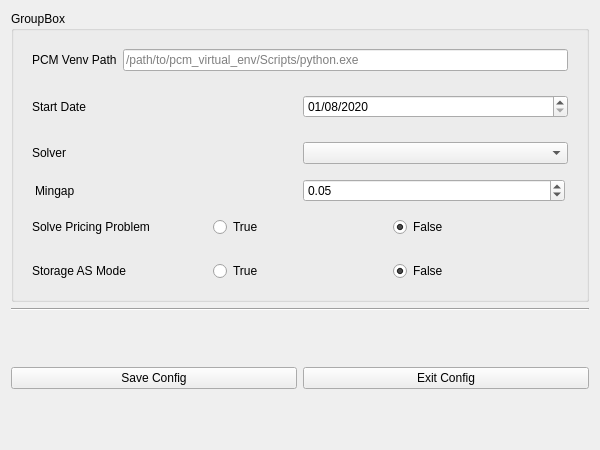
The window that progress/ui/forms/simulation/pcm_config.ui (sandialabs/snl-progress) describes before a commit, drawn with Qt 5.
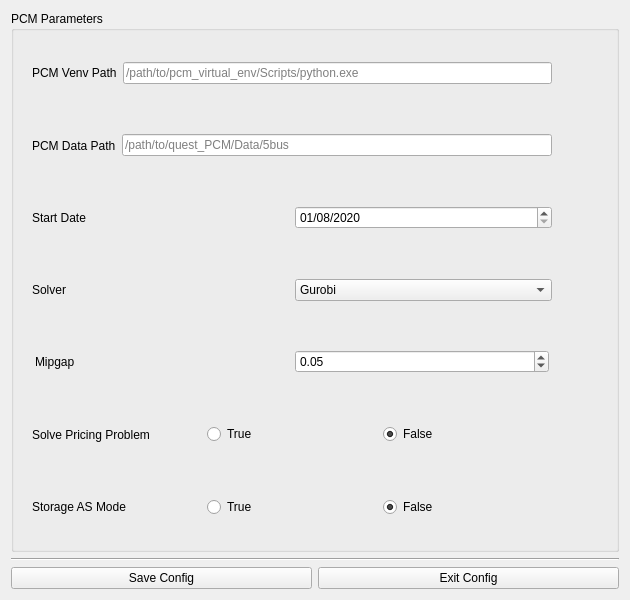
The same window after the commit. Icons and pictures are not drawn.

Commit message: feat: add PCM config dialog, light/dark mode, data dir selector, and fix PCM data path mismatch

```diff
--- a/progress/ui/forms/simulation/pcm_config.ui
+++ b/progress/ui/forms/simulation/pcm_config.ui
@@ -6,20 +6,20 @@
    <rect>
     <x>0</x>
     <y>0</y>
-    <width>600</width>
-    <height>450</height>
+    <width>630</width>
+    <height>600</height>
    </rect>
   </property>
   <property name="minimumSize">
    <size>
-    <width>600</width>
-    <height>450</height>
+    <width>630</width>
+    <height>600</height>
    </size>
   </property>
   <property name="maximumSize">
    <size>
-    <width>10000</width>
-    <height>10000</height>
+    <width>630</width>
+    <height>636</height>
    </size>
   </property>
   <property name="windowTitle">
@@ -29,7 +29,7 @@
    <item>
     <widget class="QGroupBox" name="groupBox">
      <property name="title">
-      <string>GroupBox</string>
+      <string>PCM Parameters</string>
      </property>
      <layout class="QVBoxLayout" name="verticalLayout_2">
       <item>
@@ -41,6 +41,12 @@
          <enum>QFrame::Plain</enum>
         </property>
         <layout class="QHBoxLayout" name="horizontalLayout_14">
+         <property name="topMargin">
+          <number>0</number>
+         </property>
+         <property name="bottomMargin">
+          <number>0</number>
+         </property>
          <item>
           <widget class="QLabel" name="label_pcm_venv">
            <property name="text">
@@ -55,6 +61,96 @@
            </property>
           </widget>
          </item>
+         <item>
+          <widget class="QPushButton" name="btn_info_venv">
+           <property name="sizePolicy">
+            <sizepolicy hsizetype="Preferred" vsizetype="Preferred">
+             <horstretch>0</horstretch>
+             <verstretch>0</verstretch>
+            </sizepolicy>
+           </property>
+           <property name="maximumSize">
+            <size>
+             <width>40</width>
+             <height>16777215</height>
+            </size>
+           </property>
+           <property name="text">
+            <string/>
+           </property>
+           <property name="icon">
+            <iconset resource="../../../resources.qrc">
+             <normaloff>:/icons/Images/icons/about.png</normaloff>:/icons/Images/icons/about.png</iconset>
+           </property>
+           <property name="iconSize">
+            <size>
+             <width>40</width>
+             <height>40</height>
+            </size>
+           </property>
+           <property name="flat">
+            <bool>true</bool>
+           </property>
+          </widget>
+         </item>
+        </layout>
+       </widget>
+      </item>
+      <item>
+       <widget class="QFrame" name="frame_pcm_data_path">
+        <property name="frameShape">
+         <enum>QFrame::NoFrame</enum>
+        </property>
+        <property name="frameShadow">
+         <enum>QFrame::Plain</enum>
+        </property>
+        <layout class="QHBoxLayout" name="horizontalLayout_2">
+         <property name="topMargin">
+          <number>0</number>
+         </property>
+         <property name="bottomMargin">
+          <number>0</number>
+         </property>
+         <item>
+          <widget class="QLabel" name="label_pcm_data_path">
+           <property name="text">
+            <string>PCM Data Path</string>
+           </property>
+          </widget>
+         </item>
+         <item>
+          <widget class="QLineEdit" name="lineEdit_pcm_data_path">
+           <property name="placeholderText">
+            <string>/path/to/quest_PCM/Data/5bus</string>
+           </property>
+          </widget>
+         </item>
+         <item>
+          <widget class="QPushButton" name="btn_pcm_data_path">
+           <property name="maximumSize">
+            <size>
+             <width>40</width>
+             <height>16777215</height>
+            </size>
+           </property>
+           <property name="text">
+            <string/>
+           </property>
+           <property name="icon">
+            <iconset resource="../../../resources.qrc">
+             <normaloff>:/icons/Images/icons/about.png</normaloff>:/icons/Images/icons/about.png</iconset>
+           </property>
+           <property name="iconSize">
+            <size>
+             <width>40</width>
+             <height>40</height>
+            </size>
+           </property>
+           <property name="flat">
+            <bool>true</bool>
+           </property>
+          </widget>
+         </item>
         </layout>
        </widget>
       </item>
@@ -67,6 +163,12 @@
          <enum>QFrame::Plain</enum>
         </property>
         <layout class="QHBoxLayout" name="horizontalLayout_13">
+         <property name="topMargin">
+          <number>0</number>
+         </property>
+         <property name="bottomMargin">
+          <number>0</number>
+         </property>
          <item>
           <widget class="QLabel" name="label_start_date">
            <property name="text">
@@ -98,6 +200,38 @@
            </property>
           </widget>
          </item>
+         <item>
+          <widget class="QPushButton" name="btn_info_start_date">
+           <property name="sizePolicy">
+            <sizepolicy hsizetype="Preferred" vsizetype="Preferred">
+             <horstretch>0</horstretch>
+             <verstretch>0</verstretch>
+            </sizepolicy>
+           </property>
+           <property name="maximumSize">
+            <size>
+             <width>40</width>
+             <height>16777215</height>
+            </size>
+           </property>
+           <property name="text">
+            <string/>
+           </property>
+           <property name="icon">
+            <iconset resource="../../../resources.qrc">
+             <normaloff>:/icons/Images/icons/about.png</normaloff>:/icons/Images/icons/about.png</iconset>
+           </property>
+           <property name="iconSize">
+            <size>
+             <width>40</width>
+             <height>40</height>
+            </size>
+           </property>
+           <property name="flat">
+            <bool>true</bool>
+           </property>
+          </widget>
+         </item>
         </layout>
        </widget>
       </item>
@@ -110,6 +244,12 @@
          <enum>QFrame::Plain</enum>
         </property>
         <layout class="QHBoxLayout" name="horizontalLayout_12">
+         <property name="topMargin">
+          <number>0</number>
+         </property>
+         <property name="bottomMargin">
+          <number>0</number>
+         </property>
          <item>
           <widget class="QLabel" name="label_solver">
            <property name="text">
@@ -118,7 +258,60 @@
           </widget>
          </item>
          <item>
-          <widget class="QComboBox" name="comboBox_solver"/>
+          <widget class="QComboBox" name="comboBox_solver">
+           <item>
+            <property name="text">
+             <string>Gurobi</string>
+            </property>
+           </item>
+           <item>
+            <property name="text">
+             <string>Cplex</string>
+            </property>
+           </item>
+           <item>
+            <property name="text">
+             <string>Cbc</string>
+            </property>
+           </item>
+           <item>
+            <property name="text">
+             <string>HiGHs</string>
+            </property>
+           </item>
+          </widget>
+         </item>
+         <item>
+          <widget class="QPushButton" name="btn_info_solver">
+           <property name="sizePolicy">
+            <sizepolicy hsizetype="Minimum" vsizetype="Preferred">
+             <horstretch>0</horstretch>
+             <verstretch>0</verstretch>
+            </sizepolicy>
+           </property>
+           <property name="maximumSize">
+            <size>
+             <width>40</width>
+             <height>16777215</height>
+            </size>
+           </property>
+           <property name="text">
+            <string/>
+           </property>
+           <property name="icon">
+            <iconset resource="../../../resources.qrc">
+             <normaloff>:/icons/Images/icons/about.png</normaloff>:/icons/Images/icons/about.png</iconset>
+           </property>
+           <property name="iconSize">
+            <size>
+             <width>40</width>
+             <height>40</height>
+            </size>
+           </property>
+           <property name="flat">
+            <bool>true</bool>
+           </property>
+          </widget>
          </item>
         </layout>
        </widget>
@@ -147,7 +340,7 @@
          <item>
           <widget class="QLabel" name="label_mini_gap">
            <property name="text">
-            <string>Mingap</string>
+            <string>Mipgap</string>
            </property>
           </widget>
          </item>
@@ -158,6 +351,38 @@
            </property>
           </widget>
          </item>
+         <item>
+          <widget class="QPushButton" name="btn_info_mipgap">
+           <property name="sizePolicy">
+            <sizepolicy hsizetype="Fixed" vsizetype="Preferred">
+             <horstretch>0</horstretch>
+             <verstretch>0</verstretch>
+            </sizepolicy>
+           </property>
+           <property name="maximumSize">
+            <size>
+             <width>40</width>
+             <height>16777215</height>
+            </size>
+           </property>
+           <property name="text">
+            <string/>
+           </property>
+           <property name="icon">
+            <iconset resource="../../../resources.qrc">
+             <normaloff>:/icons/Images/icons/about.png</normaloff>:/icons/Images/icons/about.png</iconset>
+           </property>
+           <property name="iconSize">
+            <size>
+             <width>40</width>
+             <height>40</height>
+            </size>
+           </property>
+           <property name="flat">
+            <bool>true</bool>
+           </property>
+          </widget>
+         </item>
         </layout>
        </widget>
       </item>
@@ -170,6 +395,12 @@
          <enum>QFrame::Plain</enum>
         </property>
         <layout class="QHBoxLayout" name="horizontalLayout_9">
+         <property name="topMargin">
+          <number>0</number>
+         </property>
+         <property name="bottomMargin">
+          <number>0</number>
+         </property>
          <item>
           <widget class="QLabel" name="label_solve_pricing">
            <property name="text">
@@ -194,6 +425,38 @@
            </property>
           </widget>
          </item>
+         <item>
+          <widget class="QPushButton" name="btn_info_pricing">
+           <property name="sizePolicy">
+            <sizepolicy hsizetype="Minimum" vsizetype="Preferred">
+             <horstretch>0</horstretch>
+             <verstretch>0</verstretch>
+            </sizepolicy>
+           </property>
+           <property name="maximumSize">
+            <size>
+             <width>40</width>
+             <height>16777215</height>
+            </size>
+           </property>
+           <property name="text">
+            <string/>
+           </property>
+           <property name="icon">
+            <iconset resource="../../../resources.qrc">
+             <normaloff>:/icons/Images/icons/about.png</normaloff>:/icons/Images/icons/about.png</iconset>
+           </property>
+           <property name="iconSize">
+            <size>
+             <width>40</width>
+             <height>40</height>
+            </size>
+           </property>
+           <property name="flat">
+            <bool>true</bool>
+           </property>
+          </widget>
+         </item>
         </layout>
        </widget>
       </item>
@@ -206,6 +469,12 @@
          <enum>QFrame::Plain</enum>
         </property>
         <layout class="QHBoxLayout" name="horizontalLayout_8">
+         <property name="topMargin">
+          <number>0</number>
+         </property>
+         <property name="bottomMargin">
+          <number>0</number>
+         </property>
          <item>
           <widget class="QLabel" name="label_storage_mode">
            <property name="text">
@@ -230,6 +499,38 @@
            </property>
           </widget>
          </item>
+         <item>
+          <widget class="QPushButton" name="btn_info_storage_mode">
+           <property name="sizePolicy">
+            <sizepolicy hsizetype="Minimum" vsizetype="Preferred">
+             <horstretch>0</horstretch>
+             <verstretch>0</verstretch>
+            </sizepolicy>
+           </property>
+           <property name="maximumSize">
+            <size>
+             <width>40</width>
+             <height>16777215</height>
+            </size>
+           </property>
+           <property name="text">
+            <string/>
+           </property>
+           <property name="icon">
+            <iconset resource="../../../resources.qrc">
+             <normaloff>:/icons/Images/icons/about.png</normaloff>:/icons/Images/icons/about.png</iconset>
+           </property>
+           <property name="iconSize">
+            <size>
+             <width>40</width>
+             <height>40</height>
+            </size>
+           </property>
+           <property name="flat">
+            <bool>true</bool>
+           </property>
+          </widget>
+         </item>
         </layout>
        </widget>
       </item>
@@ -248,6 +549,12 @@
    </item>
    <item>
     <widget class="QFrame" name="frame_btns">
+     <property name="sizePolicy">
+      <sizepolicy hsizetype="Preferred" vsizetype="Fixed">
+       <horstretch>0</horstretch>
+       <verstretch>0</verstretch>
+      </sizepolicy>
+     </property>
      <property name="frameShape">
       <enum>QFrame::NoFrame</enum>
      </property>
```
Left out of the diff: 6 changed lines with no effect on the pictures. The commit also changes 18 other files.
